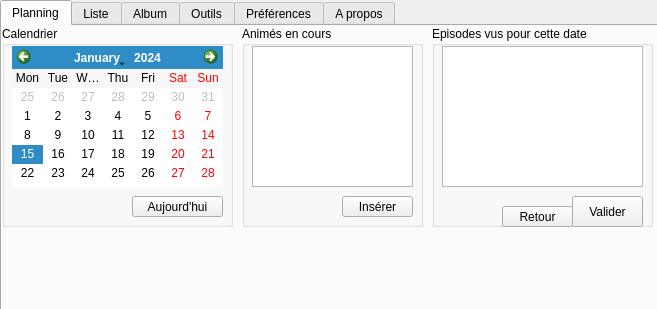
Qt form data/gui.ui (seigneurfuo/MyAnimeManager) before a commit.
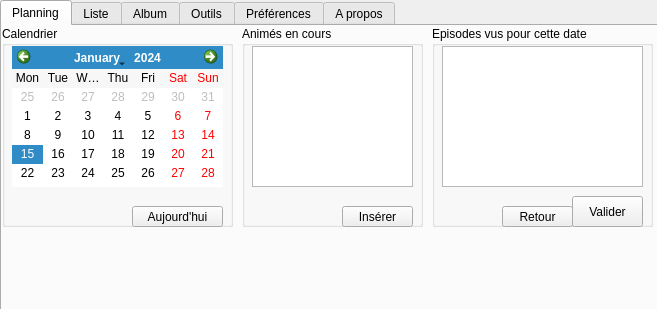
The same form after that commit. The open tabs and pages were chosen to show the change. Icons and pictures are not drawn.

Commit message:
Correction de quelques bugs, amélioration mineure de l'interface
BUGFIX: Il est désormais possible d'écrire des textes en UFT8 !
BUGFIX: La bdd ne parse plus NONE, quand la chaine ne contiends rien

Patch:
```diff
--- a/data/gui.ui
+++ b/data/gui.ui
@@ -142,7 +142,7 @@
        <property name="geometry">
         <rect>
          <x>100</x>
-         <y>170</y>
+         <y>180</y>
          <width>71</width>
          <height>21</height>
         </rect>
@@ -197,7 +197,7 @@
        <property name="geometry">
         <rect>
          <x>130</x>
-         <y>170</y>
+         <y>180</y>
          <width>91</width>
          <height>21</height>
         </rect>
```
Left out of the diff: 17 changed lines with no effect on the pictures. The commit also changes 2 other files.
